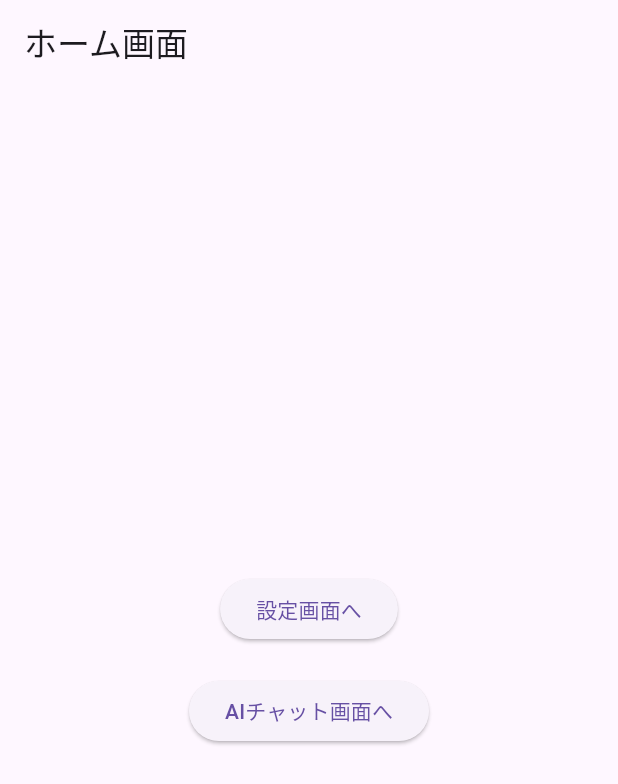
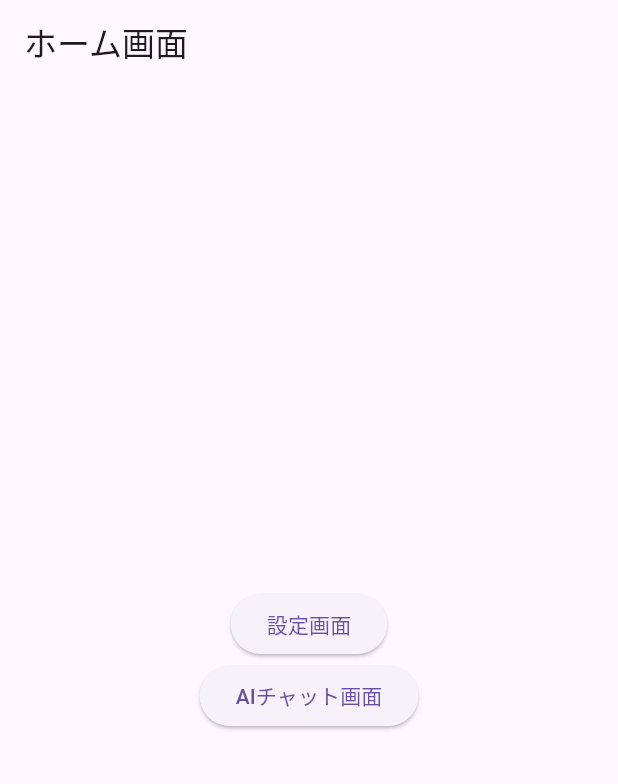
Before and after one commit to yuhara-4113-ai/Alexa-To-AI_Mobile, a Flutter app: the screen it shows after launch, on a phone screen of 412 x 824 dp. Shown: the top 784 px of the screen. Run offline on Flutter 3.47's test engine with Material 3 defaults, Android fonts, the phone set to English and light mode, and no system bars.

Commit message:
widgetの

```diff
--- a/lib/home_screen.dart
+++ /dev/null
@@ -1,58 +0,0 @@
-// Flutterとその他のパッケージをインポート
-import 'package:flutter/material.dart';
-import 'chat_ai_screen.dart'; // AIチャット画面のインポート
-import 'setting_screen.dart'; // 設定画面のインポート
-
-// ホーム画面
-class HomeScreen extends StatelessWidget {
-  // コンストラクタを定義します
-  const HomeScreen({super.key});
-
-  // buildメソッドをオーバーライドします
-  @override
-  Widget build(BuildContext context) {
-    // Scaffoldウィジェットでアプリケーションの基本的なビジュアルレイアウトを構造する
-    return Scaffold(
-      appBar: AppBar(
-        title: const Text('ホーム画面'), // アプリバーのタイトルを設定します
-      ),
-      body: Center(
-        child: Column(
-          mainAxisAlignment: MainAxisAlignment.center, // 子ウィジェットを中央に配置します
-          children: [
-            ElevatedButton(
-              onPressed: () {
-                // ボタンが押されたときに、設定画面に遷移します
-                Navigator.push(
-                  context,
-                  MaterialPageRoute(
-                      builder: (context) =>
-                          // 遷移先の画面を設定します
-                          const SettingScreen()),
-                );
-              },
-              // ボタンのラベルを設定します
-              child: const Text('設定画面へ'),
-            ),
-            // ボタン間のスペースを作成します
-            const SizedBox(height: 20),
-            ElevatedButton(
-              onPressed: () {
-                // ボタンが押されたときに、AIチャット画面に遷移します
-                Navigator.push(
-                  context,
-                  MaterialPageRoute(
-                      builder: (context) =>
-                          // 遷移先の画面を設定します
-                          const ChatAIScreen()),
-                );
-              },
-              // ボタンのラベルを設定します
-              child: const Text('AIチャット画面へ'),
-            ),
-          ],
-        ),
-      ),
-    );
-  }
-}
--- a/lib/main.dart
+++ b/lib/main.dart
@@ -1,6 +1,6 @@
 // Flutterとその他のパッケージをインポート
 import 'package:flutter/material.dart';
-import 'home_screen.dart'; // ホーム画面のインポート
+import 'views/home_screen.dart'; // ホーム画面のインポート
 
 // アプリケーションのエントリーポイント
 void main() {
--- a/lib/chat_ai_screen.dart
+++ b/lib/views/chat_ai_screen.dart
@@ -10,6 +10,9 @@ import 'setting_screen.dart';
 // ChatAIScreenという名前のStatefulWidgetを作成
 class ChatAIScreen extends StatefulWidget {
   const ChatAIScreen({super.key});
+
+  // 画面名取得
+  get name => 'AIチャット画面';
 
   @override
   ChatAIScreenState createState() => ChatAIScreenState();
@@ -25,7 +28,7 @@ class ChatAIScreenState extends State<ChatAIScreen> {
   Widget build(BuildContext context) {
     return Scaffold(
       appBar: AppBar(
-        title: const Text('AIチャット画面'), // アプリバーのタイトル
+        title: Text(widget.name), // アプリバーのタイトル
       ),
       // ハンバーガーメニュー
       drawer: Drawer(
--- /dev/null
+++ b/lib/views/home_screen.dart
@@ -0,0 +1,44 @@
+// Flutterとその他のパッケージをインポート
+import 'package:flutter/material.dart';
+import '../widgets/home_screen_button.dart'; // ホーム画面ボタンのインポート
+// 遷移する別画面のインポート
+import 'chat_ai_screen.dart';
+import 'setting_screen.dart';
+
+// ホーム画面
+class HomeScreen extends StatelessWidget {
+  // コンストラクタを定義します
+  const HomeScreen({super.key});
+
+  // 画面名取得
+  get name => 'ホーム画面';
+
+  // buildメソッドをオーバーライドします
+  @override
+  Widget build(BuildContext context) {
+    const settingScreen = SettingScreen();
+    const chatAIScreen = ChatAIScreen();
+
+    // Scaffoldウィジェットでアプリケーションの基本的なビジュアルレイアウトを構造する
+    return Scaffold(
+      appBar: AppBar(
+        title: const Text('ホーム画面'), // アプリバーのタイトルを設定します
+      ),
+      body: Center(
+        child: Column(
+          mainAxisAlignment: MainAxisAlignment.center, // 子ウィジェットを中央に配置します
+          children: [
+            HomeScreenButton(
+              screen: settingScreen,
+              buttonText: settingScreen.name,
+            ),
+            HomeScreenButton(
+              screen: chatAIScreen,
+              buttonText: chatAIScreen.name,
+            ),
+          ],
+        ),
+      ),
+    );
+  }
+}
--- /dev/null
+++ b/lib/widgets/home_screen_button.dart
@@ -0,0 +1,25 @@
+import 'package:flutter/material.dart';
+
+class HomeScreenButton extends StatelessWidget {
+  final Widget screen;
+  final String buttonText;
+
+  const HomeScreenButton(
+      {Key? key, required this.screen, required this.buttonText})
+      : super(key: key);
+
+  @override
+  Widget build(BuildContext context) {
+    return ElevatedButton(
+      // ボタンが押されたときに、引数の画面に遷移
+      onPressed: () {
+        Navigator.push(
+          context,
+          MaterialPageRoute(builder: (context) => screen),
+        );
+      },
+      // ボタンのラベル
+      child: Text(buttonText),
+    );
+  }
+}
```
Also changed, not shown: lib/views/setting_screen.dart (renamed from lib/setting_screen.dart, +5 -2 lines).
